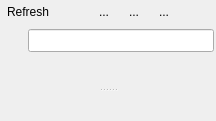
Old version of the form src/ui/qgsbrowserdockwidgetbase.ui in the repository qgis/QGIS.
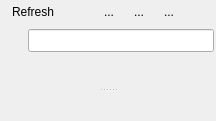
New version of the form. Icons and pictures are not drawn. Custom widgets are drawn as their Qt base class.

Commit message: [gui] add left/right margin to browser panel for consistency

Diff of the .ui file:
```diff
--- a/src/ui/qgsbrowserdockwidgetbase.ui
+++ b/src/ui/qgsbrowserdockwidgetbase.ui
@@ -33,10 +33,10 @@
        <number>6</number>
       </property>
       <property name="leftMargin">
-       <number>0</number>
+       <number>5</number>
       </property>
       <property name="rightMargin">
-       <number>0</number>
+       <number>5</number>
       </property>
       <item>
        <widget class="QToolButton" name="mBtnRefresh">
```
